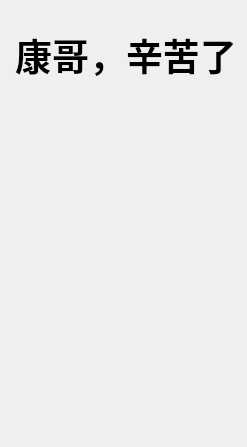
Old version of the form mpgui/basedialog.ui in the repository wyrover/markplus_win32.
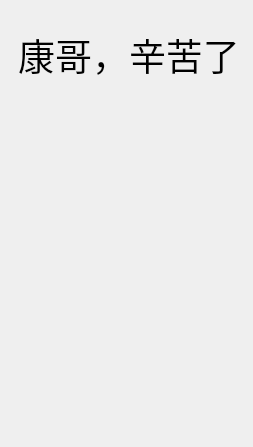
New version of the form. Icons and pictures are not drawn.

Patch:
```diff
--- a/mpgui/basedialog.ui
+++ b/mpgui/basedialog.ui
@@ -6,7 +6,7 @@
    <rect>
     <x>0</x>
     <y>0</y>
-    <width>94</width>
+    <width>253</width>
     <height>447</height>
    </rect>
   </property>
@@ -61,10 +61,10 @@
        <widget class="QLabel" name="label">
         <property name="font">
          <font>
-          <family>Aharoni</family>
+          <family>微软雅黑</family>
           <pointsize>28</pointsize>
-          <weight>75</weight>
-          <bold>true</bold>
+          <weight>50</weight>
+          <bold>false</bold>
          </font>
         </property>
         <property name="styleSheet">
```
